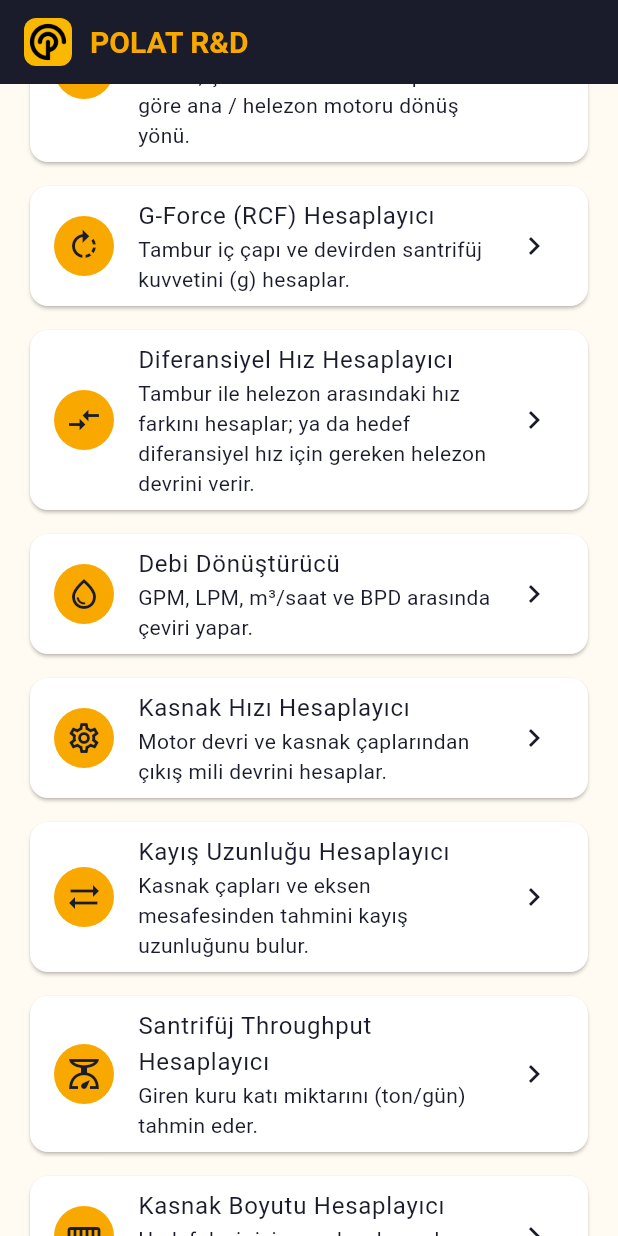
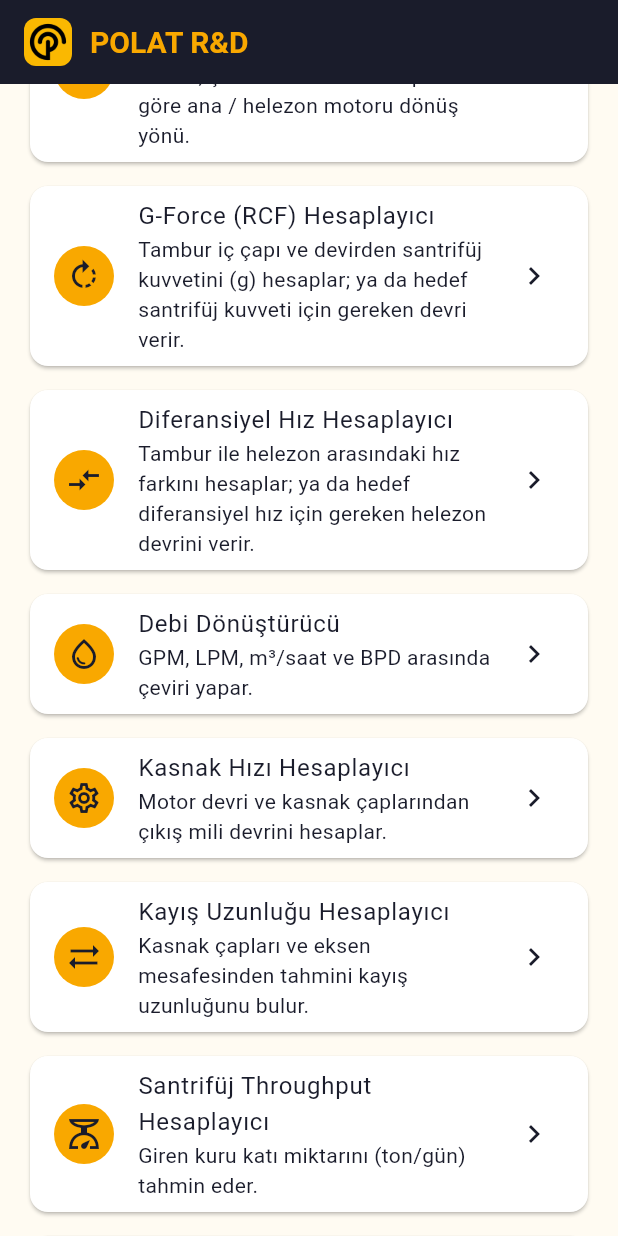
Before and after one commit to mehmetbilir1515-pixel/polat, a Flutter app: the screen it shows after launch, scrolled down 576 dp, on a phone screen of 412 x 824 dp. Run offline on Flutter 3.47's test engine with Material 3 defaults, Android fonts, the phone set to English and light mode, and no system bars.

Commit message:
G-Force: add second mode to compute RPM from target centrifugal force
Co-Authored-By: Claude Sonnet 5.5 <noreply@anthropic.com>
Claude-Session: https://claude.ai/code/session_01EzNZ2WWcNqMhJis1ERihjt

```diff
--- a/lib/calculator_specs.dart
+++ b/lib/calculator_specs.dart
@@ -28,8 +28,19 @@ final List<CalculatorSpec> calculatorSpecs = [
   CalculatorSpec(
     id: 'g-force',
     title: 'G-Force (RCF) Hesaplayıcı',
-    description: 'Tambur iç çapı ve devirden santrifüj kuvvetini (g) hesaplar.',
+    description:
+        'Tambur iç çapı ve devirden santrifüj kuvvetini (g) hesaplar; ya da hedef santrifüj kuvveti için gereken devri verir.',
     icon: Icons.rotate_right,
+    choiceFields: const [
+      ChoiceFieldSpec(
+        key: 'mode',
+        label: 'Hesaplama modu',
+        options: [
+          ChoiceOption('force', 'Santrifüj kuvvetini hesapla'),
+          ChoiceOption('rpm', 'Devri hesapla'),
+        ],
+      ),
+    ],
     numberFields: const [
       NumberFieldSpec(
         key: 'diameter',
@@ -45,9 +56,29 @@ final List<CalculatorSpec> calculatorSpecs = [
         key: 'rpm',
         label: 'Devir (RPM)',
         units: [UnitOption('RPM', 1)],
+        showWhen: {'mode': 'force'},
+      ),
+      NumberFieldSpec(
+        key: 'force',
+        label: 'Santrifüj Kuvveti',
+        units: [UnitOption('g', 1)],
+        showWhen: {'mode': 'rpm'},
       ),
     ],
     calculate: (n, c) {
+      if (c['mode'] == 'rpm') {
+        final rpm = rpmForCentrifugalForce(
+          diameterM: n['diameter']!,
+          rcf: n['force']!,
+        );
+        return [
+          ResultItem(
+            'Devir (RPM)',
+            '${formatNumber(rpm, decimals: 1)} RPM',
+            primary: true,
+          ),
+        ];
+      }
       final rcf = relativeCentrifugalForce(
         diameterM: n['diameter']!,
         rpm: n['rpm']!,
```
Also changed, not shown: lib/calculators/g_force.dart (+13 -0 lines), 3 other files.
